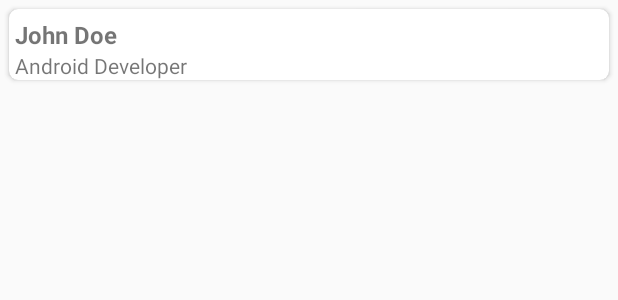
After one commit to leocr12/mtt, an Android app: the layout team_item.xml on its own in the app's theme, with its tools: preview values and no code run, on a phone screen of 412 x 824 dp. The commit adds this screen. Shown: the top 300 px of the screen. Run offline under Robolectric (Android 15) with nearby library versions, the phone set to English and light mode, and no system bars.

Commit message:
Add team list UI

```diff
--- a/app/build.gradle
+++ b/app/build.gradle
@@ -1,6 +1,7 @@
 apply plugin: 'com.android.application'
 apply plugin: 'kotlin-android'
 apply plugin: 'kotlin-android-extensions'
+apply plugin: 'kotlin-kapt'
 
 android {
     compileSdkVersion 29
@@ -47,10 +48,12 @@ dependencies {
     implementation 'com.google.code.gson:gson:2.8.5'
 
     implementation 'com.github.bumptech.glide:glide:4.11.0'
+    implementation 'androidx.wear:wear:1.0.0'
     annotationProcessor 'com.github.bumptech.glide:compiler:4.11.0'
 
     //Testing
     testImplementation 'junit:junit:4.12'
     androidTestImplementation 'androidx.test.ext:junit:1.1.1'
     androidTestImplementation 'androidx.test.espresso:espresso-core:3.2.0'
+    compileOnly 'com.google.android.wearable:wearable:2.5.0'
 }
--- /dev/null
+++ b/app/src/main/res/layout/team_item.xml
@@ -0,0 +1,80 @@
+<?xml version="1.0" encoding="utf-8"?>
+<layout xmlns:android="http://schemas.android.com/apk/res/android"
+    xmlns:app="http://schemas.android.com/apk/res-auto"
+    xmlns:tools="http://schemas.android.com/tools">
+
+    <data>
+
+        <variable
+            name="clickListener"
+            type="android.view.View.OnClickListener" />
+
+        <variable
+            name="imageUrl"
+            type="String" />
+
+        <variable
+            name="name"
+            type="String" />
+
+        <variable
+            name="role"
+            type="String" />
+
+    </data>
+
+    <androidx.cardview.widget.CardView
+        android:layout_width="match_parent"
+        android:layout_height="wrap_content"
+        android:layout_margin="@dimen/space_6"
+        app:layout_constraintTop_toTopOf="parent"
+        app:cardCornerRadius="@dimen/space_6"
+        app:clickListener="@{clickListener}">
+
+        <androidx.constraintlayout.widget.ConstraintLayout
+            android:layout_width="match_parent"
+            android:layout_height="match_parent">
+
+            <ImageView
+                android:id="@+id/user_image"
+                android:layout_width="0dp"
+                android:layout_height="wrap_content"
+                app:layout_constraintStart_toStartOf="parent"
+                app:layout_constraintTop_toTopOf="parent"
+                app:layout_constraintEnd_toEndOf="parent"
+                app:glide_src="@{imageUrl}"
+                android:contentDescription="@string/profile_image_description"/>
+
+            <TextView
+                android:id="@+id/user_name"
+                android:layout_width="0dp"
+                android:layout_height="wrap_content"
+                app:layout_constraintStart_toStartOf="parent"
+                app:layout_constraintTop_toBottomOf="@id/user_image"
+                app:layout_constraintEnd_toEndOf="parent"
+                android:layout_marginStart="@dimen/space_4"
+                android:layout_marginEnd="@dimen/space_4"
+                android:layout_marginTop="@dimen/space_6"
+                android:text="@{name}"
+                android:textStyle="bold"
+                android:textSize="16sp"
+                tools:text="John Doe"/>
+
+            <TextView
+                android:id="@+id/user_role"
+                android:layout_width="0dp"
+                android:layout_height="wrap_content"
+                app:layout_constraintStart_toStartOf="parent"
+                app:layout_constraintTop_toBottomOf="@id/user_name"
+                app:layout_constraintEnd_toEndOf="parent"
+                android:layout_marginStart="@dimen/space_4"
+                android:layout_marginEnd="@dimen/space_4"
+                android:layout_marginBottom="@dimen/space_6"
+                android:text="@{role}"
+                tools:text="Android Developer"/>
+
+        </androidx.constraintlayout.widget.ConstraintLayout>
+
+    </androidx.cardview.widget.CardView>
+
+</layout>
--- /dev/null
+++ b/app/src/main/res/values-round/strings.xml
@@ -0,0 +1,3 @@
+<resources>
+    <string name="hello_world">Hello Round World!</string>
+</resources>
```
Also changed, not shown: app/src/main/AndroidManifest.xml (+10 -0 lines), app/src/main/java/com/leo/meettheteam/adapters/TeamAdapter.kt (added, +49 -0 lines), app/src/main/java/com/leo/meettheteam/models/User.kt (+5 -2 lines), app/src/main/java/com/leo/meettheteam/utils/BindingAdapters.kt (added, +43 -0 lines), app/src/main/java/com/leo/meettheteam/utils/Extensions.kt (added, +19 -0 lines), app/src/main/java/com/leo/meettheteam/views/DetailActivity.kt (added, +16 -0 lines), app/src/main/java/com/leo/meettheteam/views/MainActivity.kt (+11 -3 lines), app/src/main/res/drawable/ic_no_photo.xml (added, +18 -0 lines), app/src/main/res/layout/activity_detail.xml (added, +13 -0 lines), app/src/main/res/layout/activity_main.xml (+27 -12 lines), app/src/main/res/values/dimens.xml (added, +19 -0 lines), app/src/main/res/values/strings.xml (+7 -0 lines).
